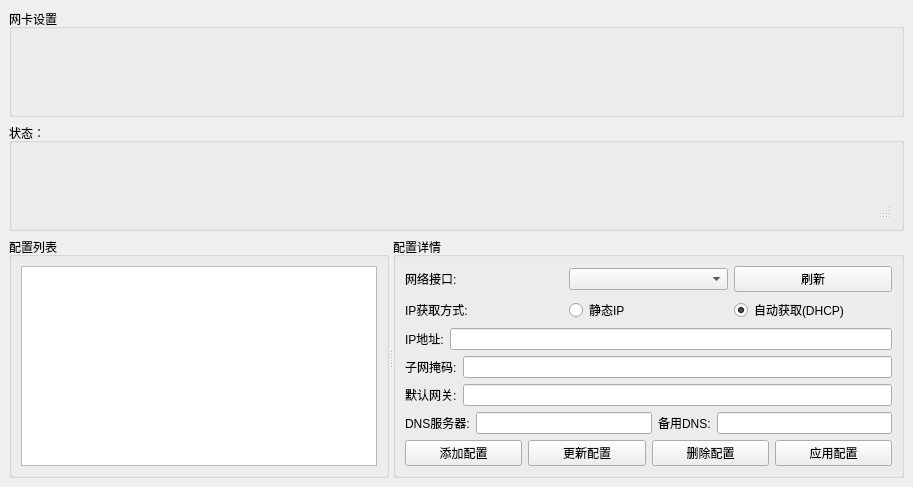
Old version of the form NetworkConfigManager/mainwindow.ui in the repository mawenshui/My_Tools_Project.
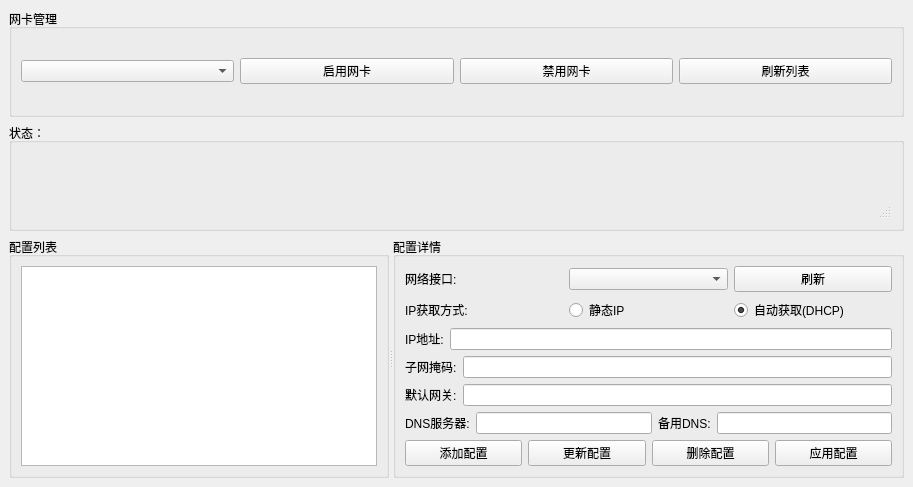
New version of the form. Icons and pictures are not drawn.

Commit message: 初始化网卡管理功能

Patch:
```diff
--- a/NetworkConfigManager/mainwindow.ui
+++ b/NetworkConfigManager/mainwindow.ui
@@ -24,9 +24,34 @@
       <item>
        <widget class="QGroupBox" name="groupBox_Interface">
         <property name="title">
-         <string>网卡设置</string>
+         <string>网卡管理</string>
         </property>
-        <layout class="QGridLayout" name="gridLayout_2"/>
+        <layout class="QGridLayout" name="gridLayout_2">
+         <item row="0" column="0">
+          <widget class="QComboBox" name="networkInterfaceCombo"/>
+         </item>
+         <item row="0" column="1">
+          <widget class="QPushButton" name="enableInterfaceBtn">
+           <property name="text">
+            <string>启用网卡</string>
+           </property>
+          </widget>
+         </item>
+         <item row="0" column="2">
+          <widget class="QPushButton" name="disableInterfaceBtn">
+           <property name="text">
+            <string>禁用网卡</string>
+           </property>
+          </widget>
+         </item>
+         <item row="0" column="3">
+          <widget class="QPushButton" name="refreshInterfacesBtn">
+           <property name="text">
+            <string>刷新列表</string>
+           </property>
+          </widget>
+         </item>
+        </layout>
        </widget>
       </item>
       <item>
```
The commit also changes 10 other files.
